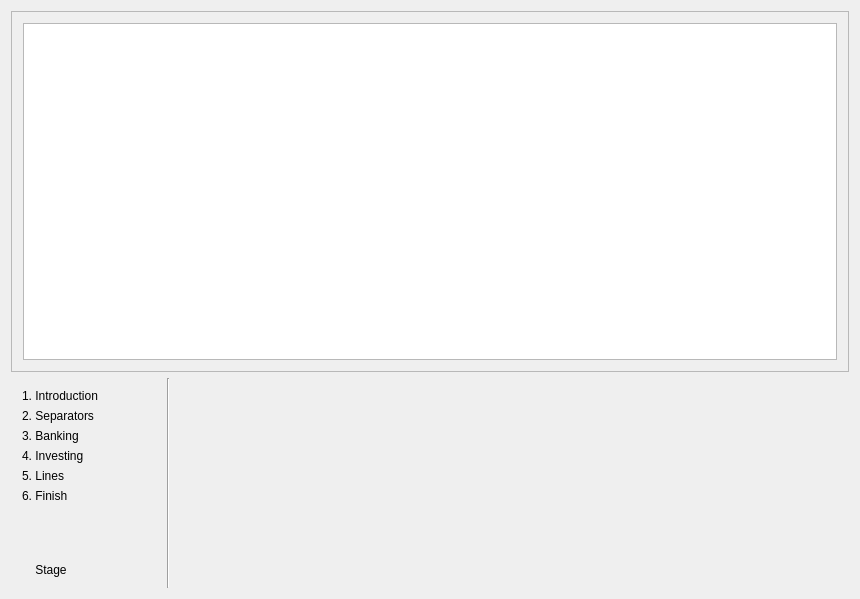
Before: the Qt Designer form kmymoney/plugins/csvimport/csvdialog.ui in KDE/kmymoney, drawn with Qt 5.
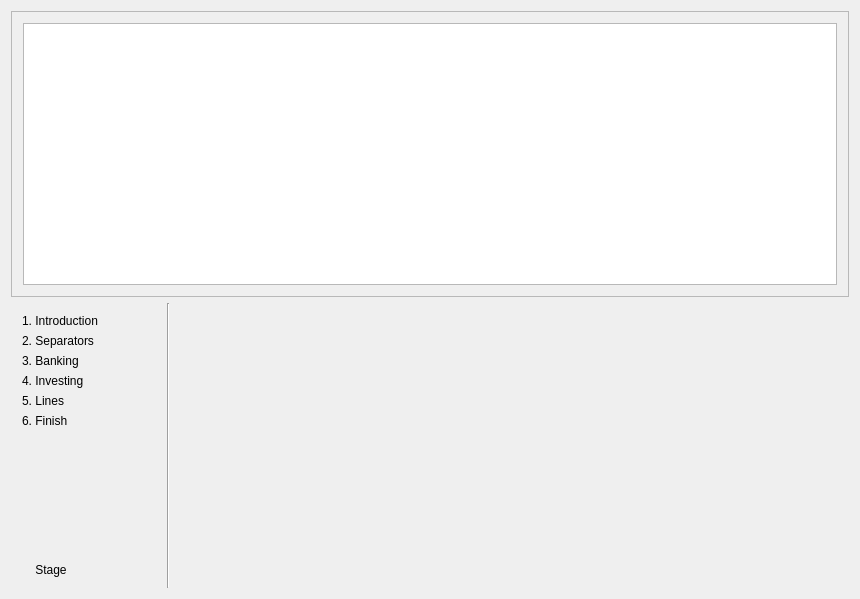
After: the same form once the commit is applied.

```diff
--- a/kmymoney/plugins/csvimport/csvdialog.ui
+++ b/kmymoney/plugins/csvimport/csvdialog.ui
@@ -19,7 +19,7 @@
   <property name="windowTitle">
    <string>CSV Import Wizard</string>
   </property>
-  <layout class="QGridLayout" name="gridLayout" rowstretch="70,40">
+  <layout class="QGridLayout" name="gridLayout" rowstretch="60,60">
    <item row="0" column="0">
     <widget class="QFrame" name="frame_main">
      <property name="frameShape">
```
